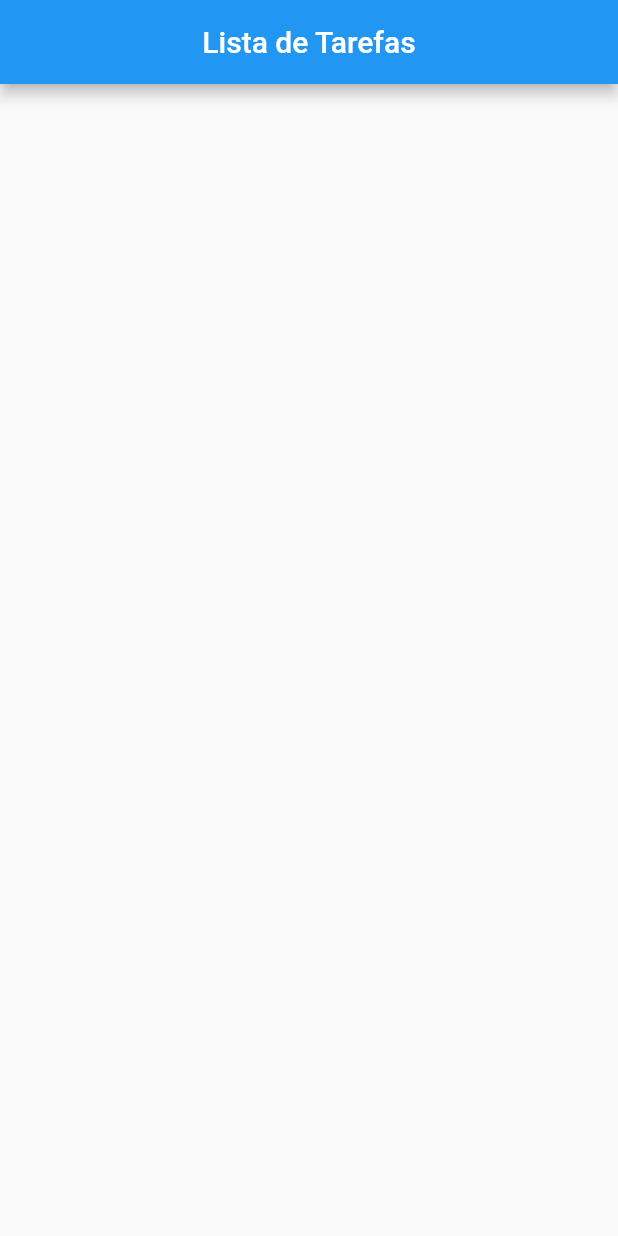
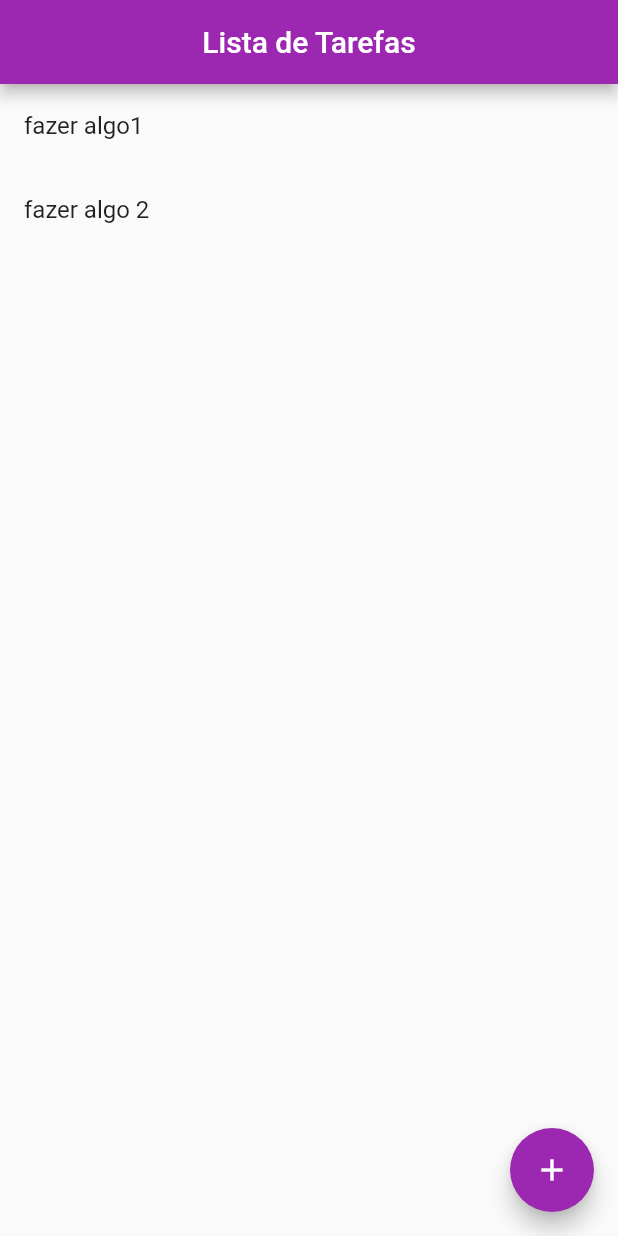
Before and after one commit to DiegoMazega/StudyFlutter, a Flutter app: the screen it shows after launch, on a phone screen of 412 x 824 dp. Run offline on Flutter 3.47's test engine with Material 2 defaults, Android fonts, the phone set to English and light mode, and no system bars.

Commit message:
Criando interface inical e tela de adição de tarefa

```diff
--- a/lista_de_tarefas/lib/screens/Home.dart
+++ b/lista_de_tarefas/lib/screens/Home.dart
@@ -8,11 +8,65 @@ class Home extends StatefulWidget {
 }
 
 class _HomeState extends State<Home> {
+
+List _list = ["fazer algo1", "fazer algo 2"];
+
   @override
   Widget build(BuildContext context) {
     return Scaffold(
       appBar: AppBar(
         title: Text("Lista de Tarefas"), centerTitle: true,
+        backgroundColor: Colors.purple[500],
+      ),
+      floatingActionButtonLocation: FloatingActionButtonLocation.endFloat,
+      floatingActionButton: FloatingActionButton(
+        onPressed: (){
+          showDialog(
+            context: context,
+            builder: (context){
+              return AlertDialog(
+                title: Text("Adicioanr Tarefa"),
+                content: TextField(
+                  decoration: InputDecoration(
+                    hintText: "Digite Sua Tarefa"
+                  ),
+                  onChanged: (text){
+                  },
+                ),
+                actions: <Widget>[
+                  FlatButton(
+                    onPressed: ()=> Navigator.of(context).pop(),
+                    child: Text("Cancelar")
+                    ),
+                    FlatButton(
+                    onPressed: (){
+
+                      Navigator.of(context).pop();
+                    },
+                    child: Text("Salvar")
+                    )
+                ],
+              );
+            }
+          );
+        },
+        backgroundColor: Colors.purple[500],
+        foregroundColor: Colors.white,
+        child: Icon(Icons.add),
+      ),
+      body: Column(
+        children: <Widget>[
+          Expanded(
+            child: ListView.builder(
+              itemCount: _list.length,
+              itemBuilder: (context, index){
+                return ListTile(
+                  title: Text(_list[index]),
+                );
+              }
+              )
+          )
+        ],
       ),
     );
   }
```
Also changed, not shown: 1 other file.
